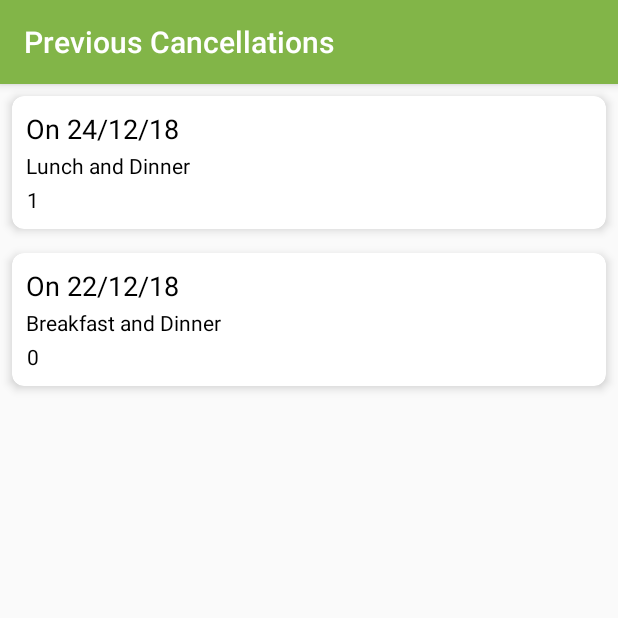
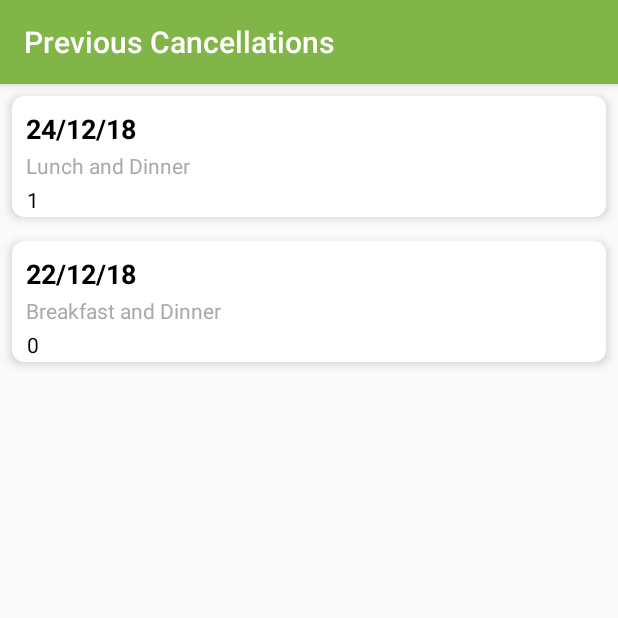
Before and after one commit to shreyash-jain/sattvikapp-1-12-18, an Android app: the CancelList screen opened directly, with no data from a screen before it, on a phone screen of 412 x 824 dp, the top half of it. Run offline under Robolectric (Android 15) with nearby library versions, the phone set to English and light mode, and no system bars.

Commit message:
ui add ons

```diff
--- a/app/src/main/java/com/example/shreyash/myapplication/CancelList.java
+++ b/app/src/main/java/com/example/shreyash/myapplication/CancelList.java
@@ -27,10 +27,10 @@ public class CancelList extends AppCompatActivity {
 
         cancelList=new ArrayList<>();
         cancelList.add(
-                new CancelListItem(1,"Lunch and Dinner","On 24/12/18")
+                new CancelListItem(1,"Lunch and Dinner","24/12/18")
         );
         cancelList.add(
-                new CancelListItem(0,"Breakfast and Dinner","On 22/12/18")
+                new CancelListItem(0,"Breakfast and Dinner","22/12/18")
         );
         CancellationAdapter adapter = new CancellationAdapter(this, cancelList);
         recyclerView.setAdapter(adapter);
--- a/app/src/main/res/layout/cancel_card.xml
+++ b/app/src/main/res/layout/cancel_card.xml
@@ -13,13 +13,16 @@
     <LinearLayout
         android:layout_width="match_parent"
         android:layout_height="wrap_content"
-        android:padding="8dp"
+        android:paddingTop="8dp"
+        android:paddingRight="8dp"
+        android:paddingLeft="8dp"
         android:orientation="vertical">
         <TextView
             android:id="@+id/list_date"
             android:layout_width="match_parent"
             android:layout_height="wrap_content"
             android:padding="1dp"
+            android:textStyle="bold"
             android:textColor="@android:color/black"
             android:textSize="18sp" />
         <TextView
@@ -27,7 +30,7 @@
             android:layout_width="match_parent"
             android:layout_height="wrap_content"
             android:padding="1dp"
-            android:textColor="@android:color/black" />
+            android:textColor="@android:color/darker_gray" />
         <TextView
             android:id="@+id/list_status"
             android:layout_width="match_parent"
```
